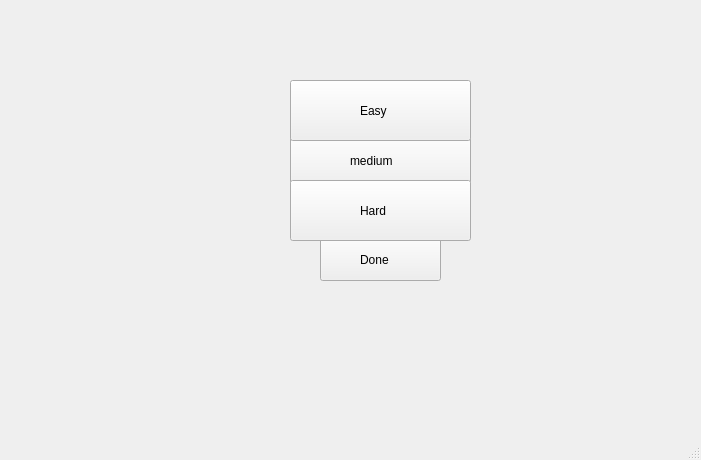
This is selectlevel.ui in GY-code/Bejeweled-2021 as Qt 5 draws it before an edit. The edited form follows.
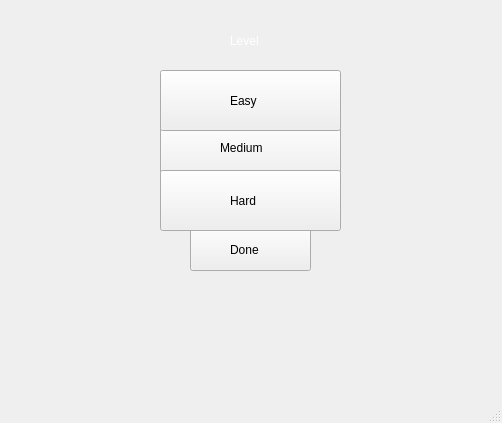
This is the edited form. Icons and pictures are not drawn.

The edit to the form file:
```diff
--- a/selectlevel.ui
+++ b/selectlevel.ui
@@ -6,35 +6,19 @@
    <rect>
     <x>0</x>
     <y>0</y>
-    <width>701</width>
-    <height>460</height>
+    <width>502</width>
+    <height>423</height>
    </rect>
   </property>
   <property name="windowTitle">
    <string>MainWindow</string>
   </property>
   <widget class="QWidget" name="centralwidget">
-   <widget class="QLabel" name="label">
-    <property name="geometry">
-     <rect>
-      <x>240</x>
-      <y>30</y>
-      <width>281</width>
-      <height>321</height>
-     </rect>
-    </property>
-    <property name="styleSheet">
-     <string notr="true">border-image: url(:/picture/button/Level_back.png);</string>
-    </property>
-    <property name="text">
-     <string/>
-    </property>
-   </widget>
    <widget class="QPushButton" name="DoneB">
     <property name="geometry">
      <rect>
-      <x>320</x>
-      <y>230</y>
+      <x>190</x>
+      <y>220</y>
       <width>121</width>
       <height>51</height>
      </rect>
@@ -49,8 +33,8 @@
    <widget class="QPushButton" name="level2B">
     <property name="geometry">
      <rect>
-      <x>290</x>
-      <y>130</y>
+      <x>160</x>
+      <y>120</y>
       <width>181</width>
       <height>61</height>
      </rect>
@@ -65,8 +49,8 @@
    <widget class="QLabel" name="DoneL">
     <property name="geometry">
      <rect>
-      <x>360</x>
-      <y>249</y>
+      <x>230</x>
+      <y>239</y>
       <width>101</width>
       <height>21</height>
      </rect>
@@ -82,10 +66,10 @@
    <widget class="QLabel" name="level2L">
     <property name="geometry">
      <rect>
-      <x>350</x>
-      <y>150</y>
+      <x>220</x>
+      <y>140</y>
       <width>121</width>
-      <height>21</height>
+      <height>16</height>
      </rect>
     </property>
     <property name="styleSheet">
@@ -93,14 +77,14 @@
 font: 87 12pt &quot;Arial Black&quot;;</string>
     </property>
     <property name="text">
-     <string>medium</string>
+     <string>Medium</string>
     </property>
    </widget>
    <widget class="QPushButton" name="level3B">
     <property name="geometry">
      <rect>
-      <x>290</x>
-      <y>180</y>
+      <x>160</x>
+      <y>170</y>
       <width>181</width>
       <height>61</height>
      </rect>
@@ -115,8 +99,8 @@
    <widget class="QPushButton" name="level1B">
     <property name="geometry">
      <rect>
-      <x>290</x>
-      <y>80</y>
+      <x>160</x>
+      <y>70</y>
       <width>181</width>
       <height>61</height>
      </rect>
@@ -131,8 +115,8 @@
    <widget class="QLabel" name="level3L">
     <property name="geometry">
      <rect>
-      <x>360</x>
-      <y>200</y>
+      <x>230</x>
+      <y>190</y>
       <width>121</width>
       <height>21</height>
      </rect>
@@ -148,8 +132,8 @@
    <widget class="QLabel" name="level1L">
     <property name="geometry">
      <rect>
-      <x>360</x>
-      <y>100</y>
+      <x>230</x>
+      <y>90</y>
       <width>141</width>
       <height>21</height>
      </rect>
@@ -162,6 +146,39 @@
      <string>Easy</string>
     </property>
    </widget>
+   <widget class="QLabel" name="label">
+    <property name="geometry">
+     <rect>
+      <x>170</x>
+      <y>20</y>
+      <width>161</width>
+      <height>51</height>
+     </rect>
+    </property>
+    <property name="styleSheet">
+     <string notr="true">border-image: url(:/picture/Settingpage/dialogtitle.png);</string>
+    </property>
+    <property name="text">
+     <string/>
+    </property>
+   </widget>
+   <widget class="QLabel" name="label_2">
+    <property name="geometry">
+     <rect>
+      <x>230</x>
+      <y>20</y>
+      <width>91</width>
+      <height>41</height>
+     </rect>
+    </property>
+    <property name="styleSheet">
+     <string notr="true">font: 87 11pt &quot;Arial Black&quot;;
+color: rgb(255, 255, 255);</string>
+    </property>
+    <property name="text">
+     <string>Level</string>
+    </property>
+   </widget>
   </widget>
   <widget class="QMenuBar" name="menubar">
    <property name="geometry">
```
Left out of the diff: 2 changed lines with no effect on the pictures.
